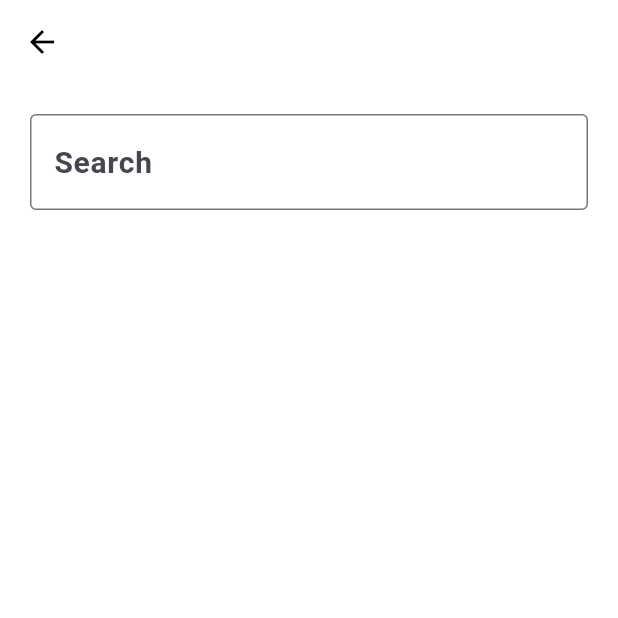
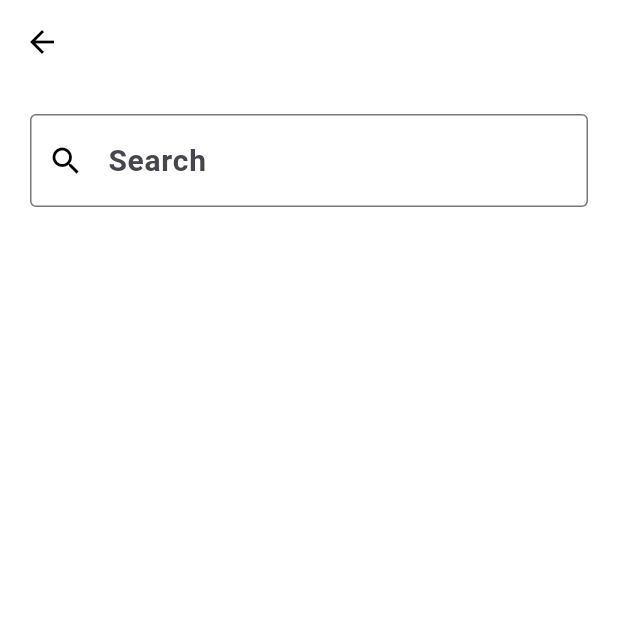
Before and after one commit to AmrMohamed97/news_app, a Flutter app: the SearchScreen screen opened directly, on a phone screen of 412 x 824 dp, the top half of it. Run offline on Flutter 3.47's test engine with Material 3 defaults, Android fonts, the phone set to English and light mode, and no system bars; our stand-ins replace bloc, dio, flutter_bloc, hexcolor, shared_preferences; accounts and stored records are empty; network calls fail; Roboto replaces fonts that are missing (Jannah).

Commit message:
edit form field

```diff
--- a/lib/core/utiles/widgets/custom_form_field.dart
+++ b/lib/core/utiles/widgets/custom_form_field.dart
@@ -13,6 +13,7 @@ class CustomFormField extends StatelessWidget {
     this.validator,
     this.label,
     required this.controller,
+    required this.hintText,
   });
   final IconData? prefix;
   final IconData? suffix;
@@ -27,22 +28,27 @@ class CustomFormField extends StatelessWidget {
   final bool isUpperCase = false;
   final bool enabled = true;
   final TextEditingController controller;
+  final String hintText;
   @override
   Widget build(BuildContext context) {
     return TextFormField(
       decoration: InputDecoration(
         labelText: isUpperCase ? label!.toUpperCase() : label,
+        hintText: hintText,
         border: const OutlineInputBorder(),
-        prefix: SizedBox(
-          height: 15.0,
-          child: Icon(prefix),
+        focusedBorder: const OutlineInputBorder(
+          borderSide: BorderSide(
+            color: Colors.white,
+          ),
         ),
-        suffix: SizedBox(
-          height: 15.0,
-          child: IconButton(
-            onPressed: suffixPressed,
-            icon: Icon(suffix),
-          ),
+        prefixIcon: Icon(
+          prefix,
+          color: Colors.black,
+        ),
+        suffixIcon: IconButton(
+          onPressed: suffixPressed,
+          icon: Icon(suffix),
+          padding: EdgeInsets.zero,
         ),
       ),
       enabled: enabled,
--- a/lib/features/business/presentation/pages/business_screen.dart
+++ b/lib/features/business/pages/business_screen.dart
@@ -2,8 +2,8 @@ import 'package:flutter/material.dart';
 import 'package:flutter_bloc/flutter_bloc.dart';
 import 'package:news_app/core/utiles/functions/functions.dart';
 import 'package:news_app/core/utiles/widgets/news_builder.dart';
-import 'package:news_app/features/news_layout/presentation/manager/news_cubit.dart';
-import 'package:news_app/features/news_layout/presentation/manager/news_states.dart';
+import 'package:news_app/features/manager/news_cubit.dart';
+import 'package:news_app/features/manager/news_states.dart';
 
 class BusinessScreen extends StatelessWidget {
   const BusinessScreen({super.key});
--- a/lib/features/news_layout/presentation/pages/news_screen.dart
+++ b/lib/features/news_layout/pages/news_screen.dart
@@ -1,10 +1,10 @@
 import 'package:flutter/material.dart';
 import 'package:news_app/core/utiles/functions/functions.dart';
-import 'package:news_app/features/news_layout/presentation/manager/news_cubit.dart';
-import 'widgets/search/search_screen.dart';
+import 'package:news_app/features/manager/news_cubit.dart';
+  import 'widgets/search_screen.dart';
 
 class NewsScreen extends StatelessWidget {
-  const NewsScreen({Key? key}) : super(key: key);
+  NewsScreen({Key? key}) : super(key: key);
   @override
   Widget build(BuildContext context) {
     var cubit = NewsCubit.get(context);
--- a/lib/features/news_layout/presentation/pages/widgets/search/search_screen.dart
+++ b/lib/features/news_layout/pages/widgets/search_screen.dart
@@ -1,10 +1,10 @@
 import 'package:flutter/material.dart';
 import 'package:flutter_bloc/flutter_bloc.dart';
- import 'package:news_app/core/utiles/functions/functions.dart';
+import 'package:news_app/core/utiles/functions/functions.dart';
 import 'package:news_app/core/utiles/widgets/custom_form_field.dart';
 import 'package:news_app/core/utiles/widgets/news_builder.dart';
-import 'package:news_app/features/news_layout/presentation/manager/news_cubit.dart';
-import 'package:news_app/features/news_layout/presentation/manager/news_states.dart';
+import 'package:news_app/features/manager/news_cubit.dart';
+import 'package:news_app/features/manager/news_states.dart';
 
 class SearchScreen extends StatelessWidget {
   SearchScreen({super.key});
@@ -27,7 +27,7 @@ class SearchScreen extends StatelessWidget {
                       color: Colors.white12,
                     ),
                     child: CustomFormField(
-                        label: 'Search',
+                        hintText: 'Search',
                         prefix: Icons.search,
                         controller: searchController,
                         onChanged: (value) {
--- a/lib/features/science/presentation/pages/science_screen.dart
+++ b/lib/features/science/pages/science_screen.dart
@@ -2,8 +2,8 @@ import 'package:flutter/material.dart';
 import 'package:flutter_bloc/flutter_bloc.dart';
  import 'package:news_app/core/utiles/functions/functions.dart';
 import 'package:news_app/core/utiles/widgets/news_builder.dart';
-import 'package:news_app/features/news_layout/presentation/manager/news_cubit.dart';
-import 'package:news_app/features/news_layout/presentation/manager/news_states.dart';
+import 'package:news_app/features/manager/news_cubit.dart';
+import 'package:news_app/features/manager/news_states.dart';
 
 class ScienceScreen extends StatelessWidget {
   const ScienceScreen({super.key});
--- a/lib/features/sports/presentation/pages/sports_screen.dart
+++ b/lib/features/sports/pages/sports_screen.dart
@@ -2,8 +2,8 @@ import 'package:flutter/material.dart';
 import 'package:flutter_bloc/flutter_bloc.dart';
 import 'package:news_app/core/utiles/functions/functions.dart';
 import 'package:news_app/core/utiles/widgets/news_builder.dart';
-import 'package:news_app/features/news_layout/presentation/manager/news_cubit.dart';
-import 'package:news_app/features/news_layout/presentation/manager/news_states.dart';
+import 'package:news_app/features/manager/news_cubit.dart';
+import 'package:news_app/features/manager/news_states.dart';
 
 class SportsScreen extends StatelessWidget {
   const SportsScreen({super.key});
--- a/lib/main.dart
+++ b/lib/main.dart
@@ -1,8 +1,8 @@
 import 'package:flutter/material.dart';
 import 'package:flutter_bloc/flutter_bloc.dart';
-import 'package:news_app/features/news_layout/presentation/manager/news_cubit.dart';
-import 'package:news_app/features/news_layout/presentation/manager/news_states.dart';
-import 'package:news_app/features/news_layout/presentation/pages/news_screen.dart';
+import 'package:news_app/features/manager/news_cubit.dart';
+import 'package:news_app/features/manager/news_states.dart';
+import 'package:news_app/features/news_layout/pages/news_screen.dart';
 import 'core/styles/themes.dart';
 import 'core/utiles/cache_helper/cache_helper.dart';
 import 'core/utiles/dio_helper/dio_helper.dart';
```
Also changed, not shown: lib/features/manager/news_cubit.dart (renamed from lib/features/news_layout/presentation/manager/news_cubit.dart, +4 -4 lines), lib/features/manager/news_states.dart (renamed from lib/features/news_layout/presentation/manager/news_states.dart), lib/features/web_view/pages/web_view_screen.dart (renamed from lib/features/web_view/presentation/pages/web_view_screen.dart).
